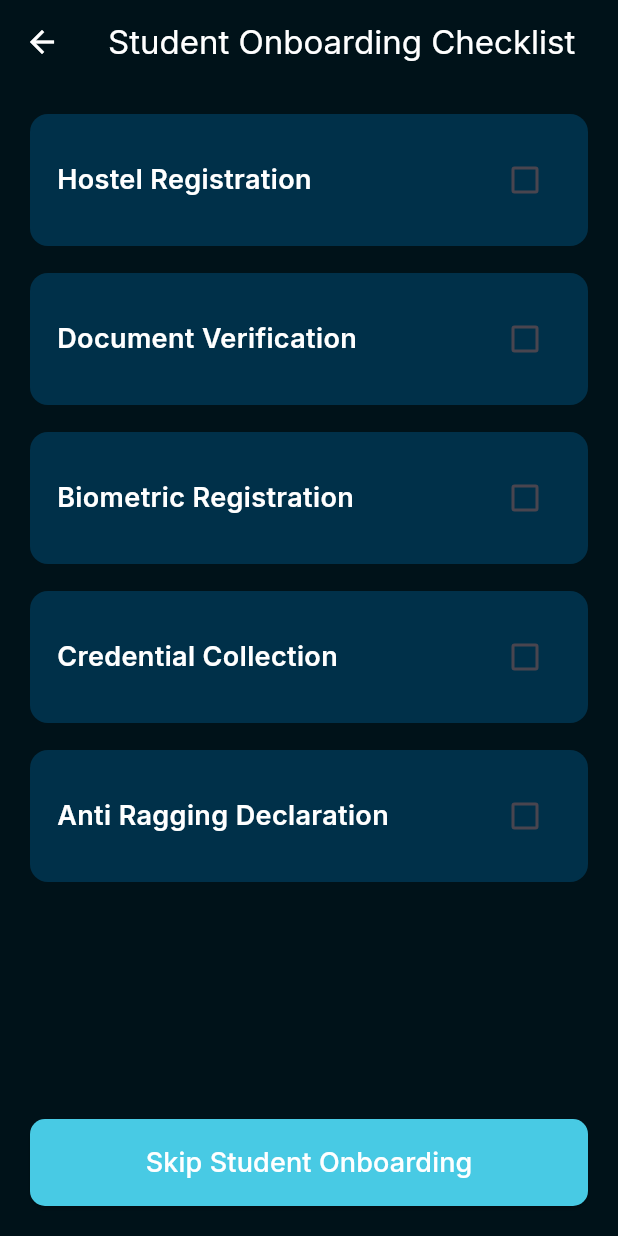
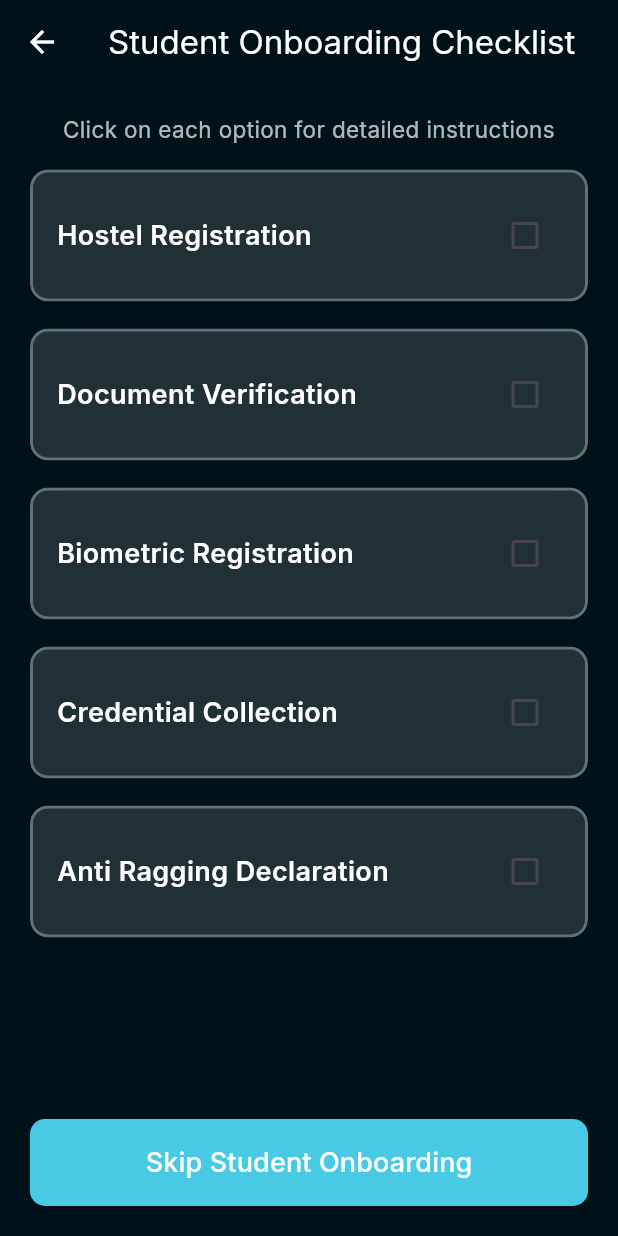
Before and after one commit to ZenithRizz/ccell, a Flutter app: the ChecklistScreen screen opened directly, on a phone screen of 412 x 824 dp. Run offline on Flutter 3.47's test engine with Material 3 defaults, Android fonts, the phone set to English and light mode, and no system bars; our stand-ins replace firebase_auth, firebase_core, google_fonts, google_sign_in, image_picker, salomon_bottom_bar and 1 more; accounts and stored records are empty.

Commit message:
Update checklist.dart

```diff
--- a/lib/checklist.dart
+++ b/lib/checklist.dart
@@ -1,5 +1,6 @@
 import 'package:flutter/material.dart';
 import 'package:shared_preferences/shared_preferences.dart';
+import 'dart:ui'; // For BackdropFilter
 import 'hostel_registration.dart';
 import 'document_verification.dart';
 import 'implocations.dart';
@@ -94,6 +95,18 @@ class _ChecklistScreenState extends State<ChecklistScreen> {
         padding: const EdgeInsets.all(20.0),
         child: Column(
           children: [
+            const Padding(
+              padding: EdgeInsets.only(bottom: 16.0),
+              child: Text(
+                'Click on each option for detailed instructions',
+                style: TextStyle(
+                  color: Colors.white70,
+                  fontSize: 15,
+                  fontWeight: FontWeight.w400,
+                ),
+                textAlign: TextAlign.center,
+              ),
+            ),
             Expanded(
               child: ListView.separated(
                 itemCount: steps.length,
@@ -101,14 +114,25 @@ class _ChecklistScreenState extends State<ChecklistScreen> {
                 itemBuilder: (context, index) {
                   return GestureDetector(
                     onTap: () => _navigateToStep(index),
+                    child: ClipRRect(
+                      borderRadius: BorderRadius.circular(12),
+                      child: BackdropFilter(
+                        filter: ImageFilter.blur(sigmaX: 12, sigmaY: 12),
                         child: Container(
                           decoration: BoxDecoration(
-                        color: const Color(0xFF003049),
+                            color: Colors.white.withOpacity(0.13),
                             borderRadius: BorderRadius.circular(12),
                             border: Border.all(
-                          color: _done[index] ? Colors.green : Colors.transparent,
+                              color: _done[index] ? Colors.green : Colors.white.withOpacity(0.3),
                               width: 2,
                             ),
+                            boxShadow: [
+                              BoxShadow(
+                                color: Colors.black.withOpacity(0.08),
+                                blurRadius: 12,
+                                offset: const Offset(0, 6),
+                              ),
+                            ],
                           ),
                           padding: const EdgeInsets.symmetric(vertical: 18, horizontal: 16),
                           child: Row(
@@ -134,11 +158,13 @@ class _ChecklistScreenState extends State<ChecklistScreen> {
                             ],
                           ),
                         ),
+                      ),
+                    ),
                   );
                 },
               ),
             ),
-            const SizedBox(height: 24),
+            const SizedBox(height: 8), // Reduced space before the button
             if (!allDone)
               SizedBox(
                 width: double.infinity,
```
Lines whose indentation alone changed are shown as unchanged.
